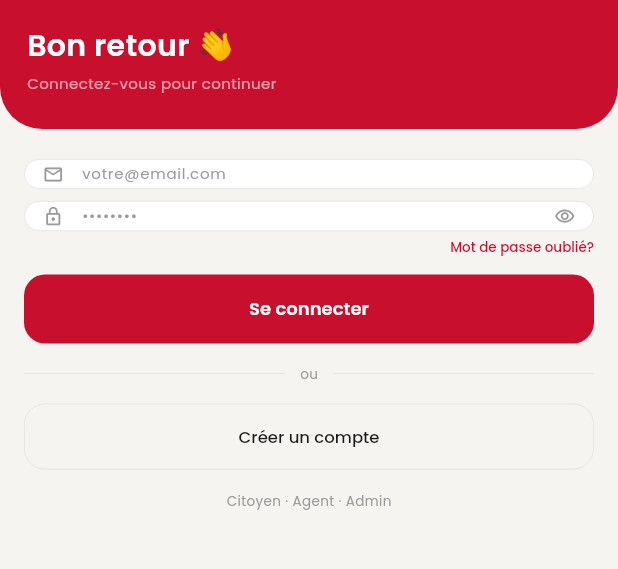
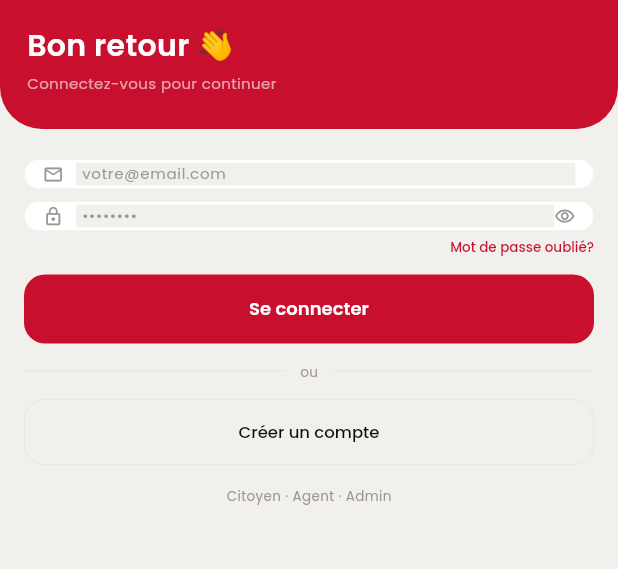
Before and after one commit to sinda-katfaoui/frontend_t_hero, a Flutter app: the screen it shows after launch, on a phone screen of 412 x 824 dp, the part 126-695 px from its top. Run offline on Flutter 3.47's test engine with Material 3 defaults, Android fonts, the phone set to English and light mode, and no system bars.

Commit message:
style_update

```diff
--- a/lib/utils/constants/colors.dart
+++ b/lib/utils/constants/colors.dart
@@ -2,55 +2,62 @@ import 'package:flutter/material.dart';
 
 class TColors {
 
-  // App Basic Colors
+  // ── Brand ──
   static const Color primary      = Color(0xFFC8102E);
+  static const Color primaryDark  = Color(0xFF990020);
+  static const Color primaryLight = Color(0xFFFFF0F0);
+
+  // ── Neutral ──
+  static const Color white        = Color(0xFFFFFFFF);
+  static const Color black        = Color(0xFF0D0D0D);
+  static const Color grey         = Color(0xFF9A9794);
+  static const Color darkGrey     = Color(0xFF444444);
   static const Color secondary    = Color(0xFF1A1A2E);
-  static const Color darkGrey     = Color(0xFF444444);
-  static const Color grey         = Color(0xFF9A9A9A);
-  static const Color white        = Color(0xFFFFFFFF);
 
-  // Text Colors
-  static const Color textPrimary  = Color(0xFF1A1A1A);
-  static const Color textSecondary= Color(0xFF666666);
-  static const Color textDarkGrey = Color(0xFF444444);
-  static const Color textGrey     = Color(0xFF9A9A9A);
-  static const Color textWhite    = Color(0xFFFFFFFF);
-  static const Color textHint     = Color(0xFF9A9A9A);
+  // ── Background ──
+  static const Color light        = Color(0xFFF2F0EC);
+  static const Color dark         = Color(0xFF080808);
+  static const Color lightContainer = Color(0xFFF2F0EC);
+  static const Color darkContainer  = Color(0xFF111111);
 
-  // Background Colors
-  static const Color light        = Color(0xFFF5F4F0);
-  static const Color dark         = Color(0xFF0F0F0F);
+  // ── Card ──
+  static const Color cardLight    = Color(0xFFFFFFFF);
+  static const Color cardDark     = Color(0xFF111111);
 
-  // Background Container Colors
-  static const Color lightContainer = Color(0xFFEEEEEE);
-  static const Color darkContainer  = Color(0xFF1E1E1E);
+  // ── Border ──
+  static const Color lightBorder  = Color(0x0F000000);
+  static const Color borderLight  = Color(0x0F000000);
+  static const Color borderDark   = Color(0x0DFFFFFF);
 
-  // Card Colors
-  static const Color cardLight    = Color(0xFFFFFFFF);
-  static const Color cardDark     = Color(0xFF1E1E1E);
+  // ── Text ──
+  static const Color textPrimary   = Color(0xFF0D0D0D);
+  static const Color textSecondary = Color(0xFF666666);
+  static const Color textDarkGrey  = Color(0xFF444444);
+  static const Color textGrey      = Color(0xFF9A9794);
+  static const Color textWhite     = Color(0xFFFFFFFF);
+  static const Color textHint      = Color(0xFF9A9794);
 
-  // Button Colors
+  // ── Button ──
   static const Color buttonPrimary   = Color(0xFFC8102E);
   static const Color buttonSecondary = Color(0xFFFFFFFF);
-  static const Color buttonDisabled  = Color(0xFF9F9F9F);
+  static const Color buttonDisabled  = Color(0xFF9A9794);
 
-  // Border Colors
-  static const Color lightBorder  = Color(0xFFE0E0E0);
-  static const Color borderLight  = Color(0xFFE0E0E0);
-  static const Color borderDark   = Color(0xFF2A2A2A);
-  static const Color black        = Color(0xFF0D0D0D);
+  // ── Status ──
+  static const Color success      = Color(0xFF1A7A3C);
+  static const Color successLight = Color(0xFFE6F4EC);
+  static const Color successDark  = Color(0xFF34C768);
+  static const Color successDarkBg= Color(0xFF0A2E17);
 
-  // Status Colors
-  static const Color success      = Color(0xFF2E7D32);
-  static const Color successLight = Color(0xFFE8F5E9);
-  static const Color warning      = Color(0xFFE65100);
-  static const Color warningLight = Color(0xFFFFF3E0);
-  static const Color info         = Color(0xFF1565C0);
-  static const Color infoLight    = Color(0xFFE3F2FD);
+  static const Color warning      = Color(0xFFB54708);
+  static const Color warningLight = Color(0xFFFEF3E2);
+  static const Color warningDark  = Color(0xFFF79009);
+  static const Color warningDarkBg= Color(0xFF2D1C00);
+
+  static const Color info         = Color(0xFF1547A0);
+  static const Color infoLight    = Color(0xFFEEF4FF);
+  static const Color infoDark     = Color(0xFF6B9FFF);
+  static const Color infoDarkBg   = Color(0xFF0D1F3C);
+
   static const Color error        = Color(0xFFC62828);
   static const Color errorLight   = Color(0xFFFFEBEE);
-
-  // Primary Shades
-  static const Color primaryLight = Color(0xFFFFE5E8);
-  static const Color primaryDark  = Color(0xFF990020);
 }
--- a/lib/utils/themes/theme.dart
+++ b/lib/utils/themes/theme.dart
@@ -19,9 +19,9 @@ class TAppTheme {
     primaryColor: TColors.primary,
     scaffoldBackgroundColor: TColors.light,
     colorScheme: const ColorScheme.light(
-      primary: TColors.primary,
-      surface: TColors.cardLight,
-      error:   TColors.error,
+      primary:   TColors.primary,
+      surface:   TColors.cardLight,
+      error:     TColors.error,
     ),
     textTheme:           TTextTheme.lightTextTheme,
     appBarTheme:         TAppBarTheme.lightAppBarTheme,
@@ -35,37 +35,55 @@ class TAppTheme {
       backgroundColor: TColors.cardLight,
       elevation: 0,
       shape: RoundedRectangleBorder(
-        borderRadius: BorderRadius.circular(16),
+        borderRadius: BorderRadius.circular(20),
       ),
       titleTextStyle: const TextStyle(
-        fontSize: 16,
-        fontWeight: FontWeight.w500,
+        fontSize: 14,
+        fontWeight: FontWeight.w600,
         color: TColors.textPrimary,
         fontFamily: 'Poppins',
       ),
       contentTextStyle: const TextStyle(
-        fontSize: 13,
+        fontSize: 12,
         color: TColors.textSecondary,
         fontFamily: 'Poppins',
       ),
     ),
     inputDecorationTheme: InputDecorationTheme(
       filled: true,
-      fillColor: TColors.white,
-      hintStyle: const TextStyle(color: TColors.textHint, fontSize: 13),
+      fillColor: TColors.light,
+      hintStyle: const TextStyle(
+        color: TColors.textHint,
+        fontSize: 10,
+        fontFamily: 'Poppins',
+      ),
+      labelStyle: const TextStyle(
+        color: TColors.textHint,
+        fontSize: 10,
+        fontFamily: 'Poppins',
+      ),
       border: OutlineInputBorder(
         borderRadius: BorderRadius.circular(12),
-        borderSide: const BorderSide(color: TColors.borderLight, width: 0.5),
+        borderSide: const BorderSide(
+          color: TColors.borderLight, width: 0.5),
       ),
       enabledBorder: OutlineInputBorder(
         borderRadius: BorderRadius.circular(12),
-        borderSide: const BorderSide(color: TColors.borderLight, width: 0.5),
+        borderSide: const BorderSide(
+          color: TColors.borderLight, width: 0.5),
       ),
       focusedBorder: OutlineInputBorder(
         borderRadius: BorderRadius.circular(12),
-        borderSide: const BorderSide(color: TColors.primary, width: 1.5),
+        borderSide: const BorderSide(
+          color: TColors.primary, width: 1.5),
       ),
-      contentPadding: const EdgeInsets.symmetric(horizontal: 16, vertical: 14),
+      errorBorder: OutlineInputBorder(
+        borderRadius: BorderRadius.circular(12),
+        borderSide: const BorderSide(
+          color: TColors.error, width: 1),
+      ),
+      contentPadding: const EdgeInsets.symmetric(
+        horizontal: 12, vertical: 9),
     ),
     cardTheme: CardThemeData(
       color: TColors.cardLight,
@@ -73,8 +91,47 @@ class TAppTheme {
       margin: EdgeInsets.zero,
       shape: RoundedRectangleBorder(
         borderRadius: BorderRadius.circular(14),
-        side: const BorderSide(color: TColors.borderLight, width: 0.5),
+        side: const BorderSide(
+          color: TColors.borderLight, width: 0.5),
       ),
+    ),
+    listTileTheme: const ListTileThemeData(
+      contentPadding: EdgeInsets.symmetric(
+        horizontal: 12, vertical: 2),
+      dense: true,
+      minLeadingWidth: 0,
+    ),
+    dividerTheme: const DividerThemeData(
+      color: TColors.borderLight,
+      thickness: 0.5,
+      space: 0,
+    ),
+    bottomNavigationBarTheme: const BottomNavigationBarThemeData(
+      backgroundColor: TColors.cardLight,
+      selectedItemColor: TColors.primary,
+      unselectedItemColor: TColors.grey,
+      elevation: 0,
+      type: BottomNavigationBarType.fixed,
+      selectedLabelStyle: TextStyle(
+        fontSize: 7,
+        fontFamily: 'Poppins',
+        fontWeight: FontWeight.w500,
+      ),
+      unselectedLabelStyle: TextStyle(
+        fontSize: 7,
+        fontFamily: 'Poppins',
+      ),
+    ),
+    snackBarTheme: SnackBarThemeData(
+      backgroundColor: TColors.textPrimary,
+      contentTextStyle: const TextStyle(
+        color: TColors.white,
+        fontSize: 12,
+        fontFamily: 'Poppins',
+      ),
+      shape: RoundedRectangleBorder(
+        borderRadius: BorderRadius.circular(12)),
+      behavior: SnackBarBehavior.floating,
     ),
   );
 
@@ -85,9 +142,9 @@ class TAppTheme {
     primaryColor: TColors.primary,
     scaffoldBackgroundColor: TColors.dark,
     colorScheme: const ColorScheme.dark(
-      primary: TColors.primary,
-      surface: TColors.cardDark,
-      error:   TColors.error,
+      primary:   TColors.primary,
+      surface:   TColors.cardDark,
+      error:     TColors.error,
     ),
     textTheme:           TTextTheme.darkTextTheme,
     appBarTheme:         TAppBarTheme.darkAppBarTheme,
@@ -101,37 +158,55 @@ class TAppTheme {
       backgroundColor: TColors.cardDark,
       elevation: 0,
       shape: RoundedRectangleBorder(
-        borderRadius: BorderRadius.circular(16),
+        borderRadius: BorderRadius.circular(20),
       ),
       titleTextStyle: const TextStyle(
-        fontSize: 16,
-        fontWeight: FontWeight.w500,
+        fontSize: 14,
+        fontWeight: FontWeight.w600,
         color: TColors.textWhite,
         fontFamily: 'Poppins',
       ),
       contentTextStyle: const TextStyle(
-        fontSize: 13,
+        fontSize: 12,
         color: TColors.grey,
         fontFamily: 'Poppins',
       ),
     ),
     inputDecorationTheme: InputDecorationTheme(
       filled: true,
-      fillColor: TColors.cardDark,
-      hintStyle: const TextStyle(color: TColors.grey, fontSize: 13),
+      fillColor: TColors.darkContainer,
+      hintStyle: const TextStyle(
+        color: TColors.grey,
+        fontSize: 10,
+        fontFamily: 'Poppins',
+      ),
+      labelStyle: const TextStyle(
+        color: TColors.grey,
+        fontSize: 10,
+        fontFamily: 'Poppins',
+      ),
       border: OutlineInputBorder(
         borderRadius: BorderRadius.circular(12),
-        borderSide: const BorderSide(color: TColors.borderDark, width: 0.5),
+        borderSide: const BorderSide(
+          color: TColors.borderDark, width: 0.5),
       ),
       enabledBorder: OutlineInputBorder(
         borderRadius: BorderRadius.circular(12),
-        borderSide: const BorderSide(color: TColors.borderDark, width: 0.5),
+        borderSide: const BorderSide(
+          color: TColors.borderDark, width: 0.5),
       ),
       focusedBorder: OutlineInputBorder(
         borderRadius: BorderRadius.circular(12),
-        borderSide: const BorderSide(color: TColors.primary, width: 1.5),
+        borderSide: const BorderSide(
+          color: TColors.primary, width: 1.5),
       ),
-      contentPadding: const EdgeInsets.symmetric(horizontal: 16, vertical: 14),
+      errorBorder: OutlineInputBorder(
+        borderRadius: BorderRadius.circular(12),
+        borderSide: const BorderSide(
+          color: TColors.error, width: 1),
+      ),
+      contentPadding: const EdgeInsets.symmetric(
+        horizontal: 12, vertical: 9),
     ),
     cardTheme: CardThemeData(
       color: TColors.cardDark,
@@ -139,8 +214,47 @@ class TAppTheme {
       margin: EdgeInsets.zero,
       shape: RoundedRectangleBorder(
         borderRadius: BorderRadius.circular(14),
-        side: const BorderSide(color: TColors.borderDark, width: 0.5),
+        side: const BorderSide(
+          color: TColors.borderDark, width: 0.5),
       ),
+    ),
+    listTileTheme: const ListTileThemeData(
+      contentPadding: EdgeInsets.symmetric(
+        horizontal: 12, vertical: 2),
+      dense: true,
+      minLeadingWidth: 0,
+    ),
+    dividerTheme: const DividerThemeData(
+      color: TColors.borderDark,
+      thickness: 0.5,
+      space: 0,
+    ),
+    bottomNavigationBarTheme: const BottomNavigationBarThemeData(
+      backgroundColor: TColors.cardDark,
+      selectedItemColor: TColors.primary,
+      unselectedItemColor: TColors.grey,
+      elevation: 0,
+      type: BottomNavigationBarType.fixed,
+      selectedLabelStyle: TextStyle(
+        fontSize: 7,
+        fontFamily: 'Poppins',
+        fontWeight: FontWeight.w500,
+      ),
+      unselectedLabelStyle: TextStyle(
+        fontSize: 7,
+        fontFamily: 'Poppins',
+      ),
+    ),
+    snackBarTheme: SnackBarThemeData(
+      backgroundColor: TColors.cardDark,
+      contentTextStyle: const TextStyle(
+        color: TColors.textWhite,
+        fontSize: 12,
+        fontFamily: 'Poppins',
+      ),
+      shape: RoundedRectangleBorder(
+        borderRadius: BorderRadius.circular(12)),
+      behavior: SnackBarBehavior.floating,
     ),
   );
 }
```
